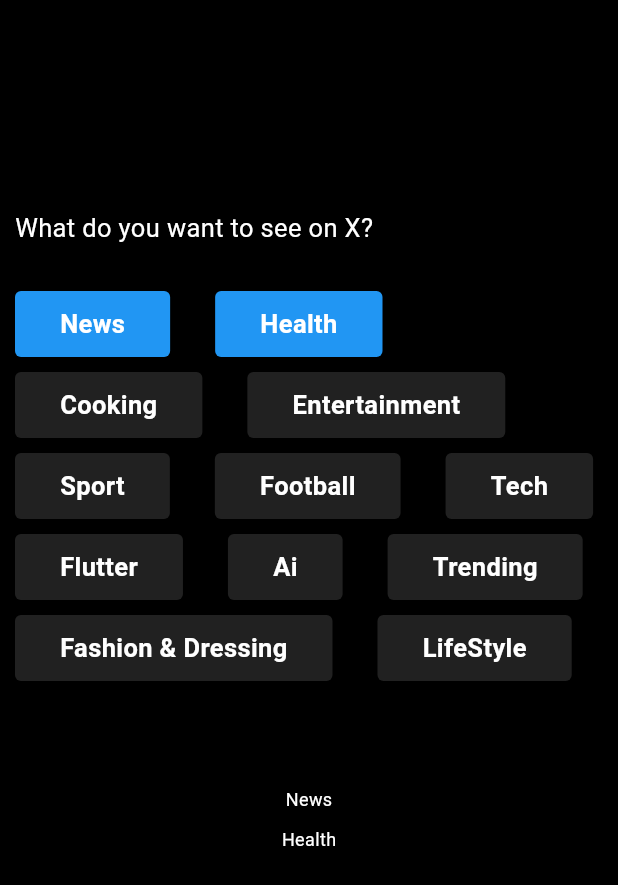
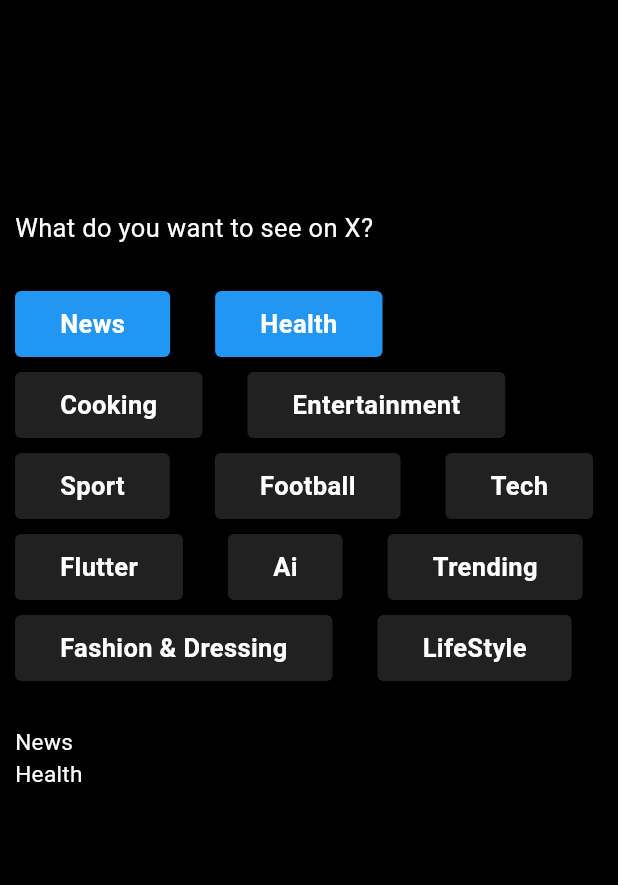
Before and after one commit to nashaatMVP/Logic_Sonic, a Flutter app: the MultiSelection screen opened directly, after a tap on "News", after a tap on "Health", on a phone screen of 412 x 824 dp. Shown: the top 885 px of the screen. Run offline on Flutter 3.47's test engine with Material 3 defaults, Android fonts, the phone set to English and light mode, and no system bars.

Commit message:
First Lesson

```diff
--- a/lib/screens/one/multi_selection.dart
+++ b/lib/screens/one/multi_selection.dart
@@ -79,15 +79,15 @@
                     );
               }),
             ),
-            SizedBox(height: 70),
+            SizedBox(height: 30),
             /// empty List
-            Center(
-              child: Column(
-                spacing: 10,
+            Expanded(
+              child: ListView(
+                padding: EdgeInsets.zero,
                 children: emptyType.map((v) {
                   return Text(v,style: TextStyle(
                     color: Colors.white,
-                    fontSize: 12,
+                    fontSize: 15,
                     fontWeight: FontWeight.w400,
                   ));
                 }).toList(),
```
